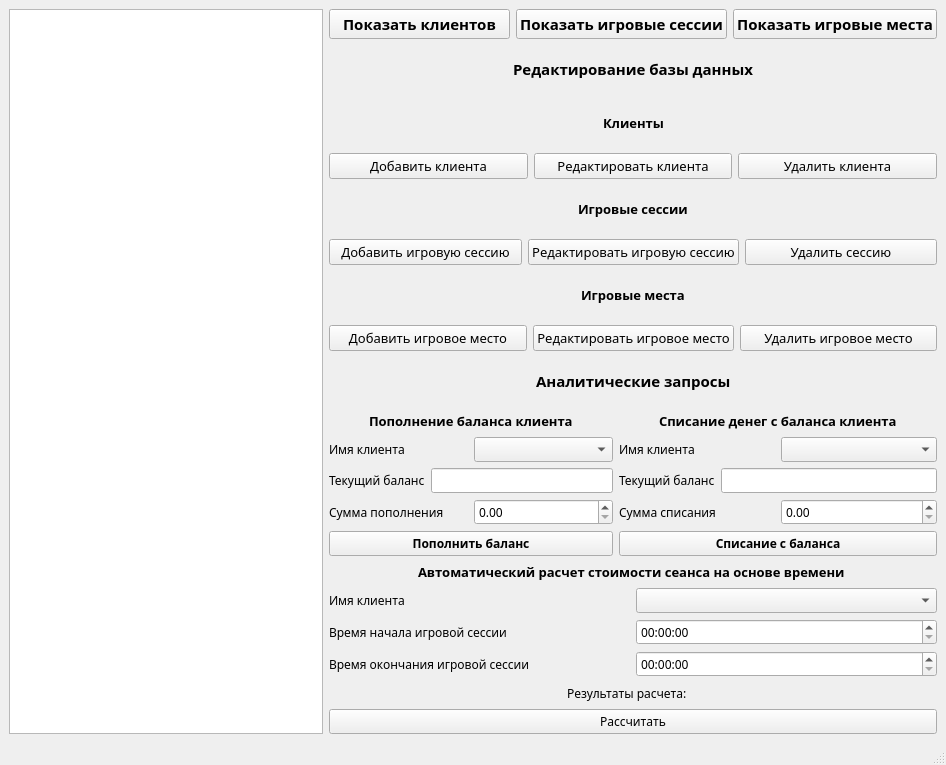
Qt form Computer_club/mainwindow.ui (nydrawandcry/ComputerClub_Database) before a commit.
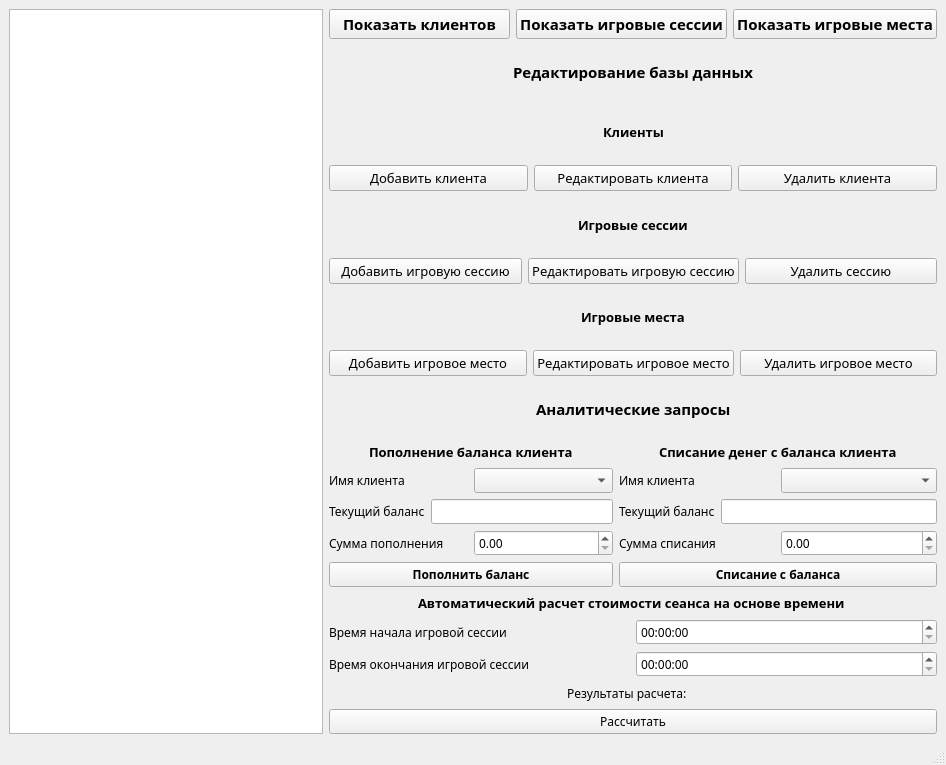
The same form after that commit.

Commit message: auto count fixed

```diff
--- a/Computer_club/mainwindow.ui
+++ b/Computer_club/mainwindow.ui
@@ -822,31 +822,6 @@
           </item>
          </layout>
         </item>
-        <item>
-         <layout class="QHBoxLayout" name="horizontalLayout_19">
-          <item>
-           <widget class="QLabel" name="label_12">
-            <property name="font">
-             <font>
-              <family>Century Gothic</family>
-             </font>
-            </property>
-            <property name="text">
-             <string>Имя клиента</string>
-            </property>
-           </widget>
-          </item>
-          <item>
-           <widget class="QComboBox" name="ClientAuto">
-            <property name="font">
-             <font>
-              <family>Century Gothic</family>
-             </font>
-            </property>
-           </widget>
-          </item>
-         </layout>
-        </item>
         <item>
          <layout class="QHBoxLayout" name="horizontalLayout_13">
           <item>
```
The commit also changes 2 other files.
